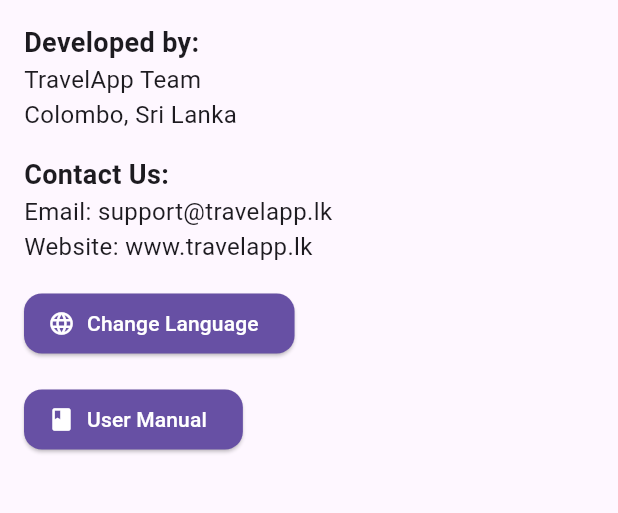
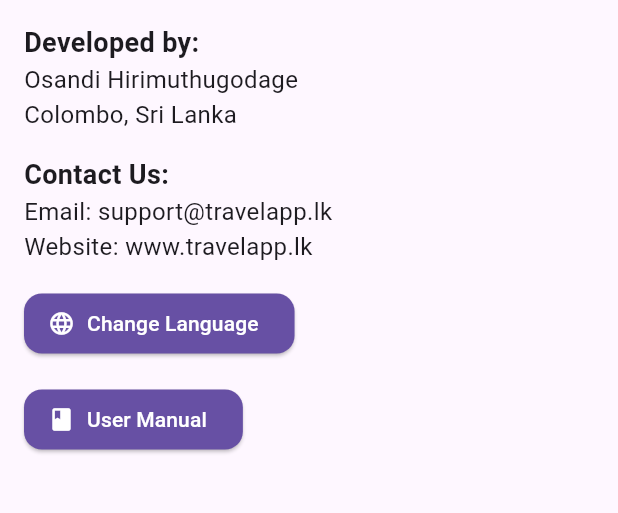
Before and after one commit to Osandi-Hirimuthugoda/Sri-Lanka-Travel-Destination-App, a Flutter app: the AboutScreen screen opened directly, on a phone screen of 412 x 824 dp, the part 542-1055 px from its top. Run offline on Flutter 3.47's test engine with Material 3 defaults, Android fonts, the phone set to English and light mode, and no system bars; our stand-ins replace google_maps_flutter, shared_preferences; accounts and stored records are empty.

Commit message:
finalized the all screens pages

```diff
--- a/lib/screens/about_screen.dart
+++ b/lib/screens/about_screen.dart
@@ -87,7 +87,7 @@ class AboutScreen extends StatelessWidget {
               style: TextStyle(fontSize: 18, fontWeight: FontWeight.bold),
             ),
             const Text(
-              'TravelApp Team\nColombo, Sri Lanka',
+              'Osandi Hirimuthugodage\nColombo, Sri Lanka',
               style: TextStyle(fontSize: 16),
             ),
             const SizedBox(height: 16.0),
--- a/lib/screens/favorites_screen.dart
+++ b/lib/screens/favorites_screen.dart
@@ -171,7 +171,7 @@ class FavoritesScreen extends StatelessWidget {
                         fontSize: 14,
                       ),
                     ),
-                    // Removed rating display since it's not in your model
+                    //
                   ],
                 ),
               ),
--- a/lib/screens/settings_screen.dart
+++ b/lib/screens/settings_screen.dart
@@ -1,6 +1,6 @@
 import 'package:flutter/material.dart';
 import 'package:provider/provider.dart';
-import 'package:shared_preferences/shared_preferences.dart'; // Add this import
+import 'package:shared_preferences/shared_preferences.dart';
 
 class SettingsScreen extends StatefulWidget {
   const SettingsScreen({super.key});
--- a/lib/screens/splash_screen.dart
+++ b/lib/screens/splash_screen.dart
@@ -81,7 +81,6 @@ class _SplashScreenState extends State<SplashScreen> with SingleTickerProviderSt
           child: Column(
             mainAxisAlignment: MainAxisAlignment.center,
             children: [
-              // Animated logo with gradient and shadow
               Container(
                 decoration: BoxDecoration(
                   shape: BoxShape.circle,
```
